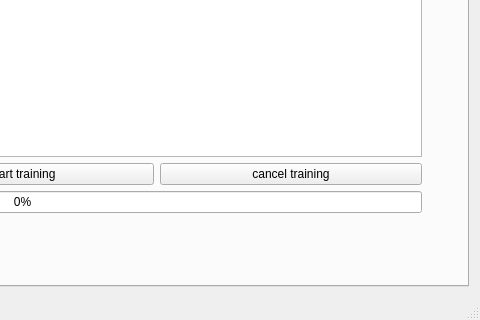
Before: the Qt Designer form App/calib_tools/calib_tool/calibtool.ui in ferot/dms, drawn with Qt 5; both pictures show x 411 to 891 and y 500 to 820 of the 891 by 820 pixel window.
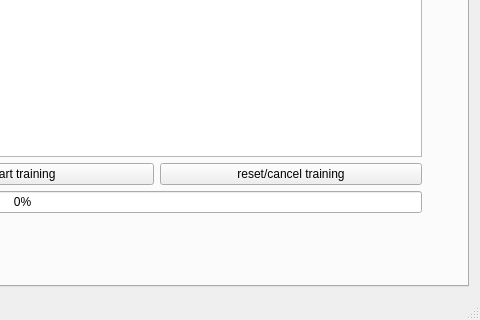
After: the same form once the commit is applied.

Commit message: Removed threading handling from job and delegated it to calib_tool component(because of many crashes). Removed setting progress bar every job finished (also caused crashes due to some Qt internal recursive repaints etc.) Reduced role of trainjobfinished command to minimum. Managed labels of job count

```diff
--- a/App/calib_tools/calib_tool/calibtool.ui
+++ b/App/calib_tools/calib_tool/calibtool.ui
@@ -613,7 +613,7 @@
          <item row="13" column="2">
           <widget class="QPushButton" name="button_cancel_training">
            <property name="text">
-            <string>cancel training</string>
+            <string>reset/cancel training</string>
            </property>
           </widget>
          </item>
```
The commit also changes 3 other files.
